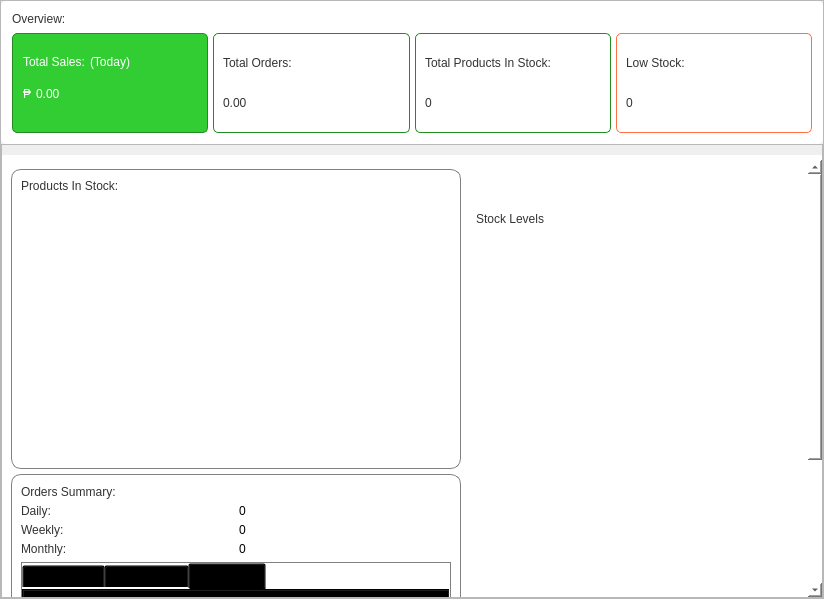
Kazu0210/Inventory-System, file app/src/ui/final_ui/dashboard.ui: the form before one commit.
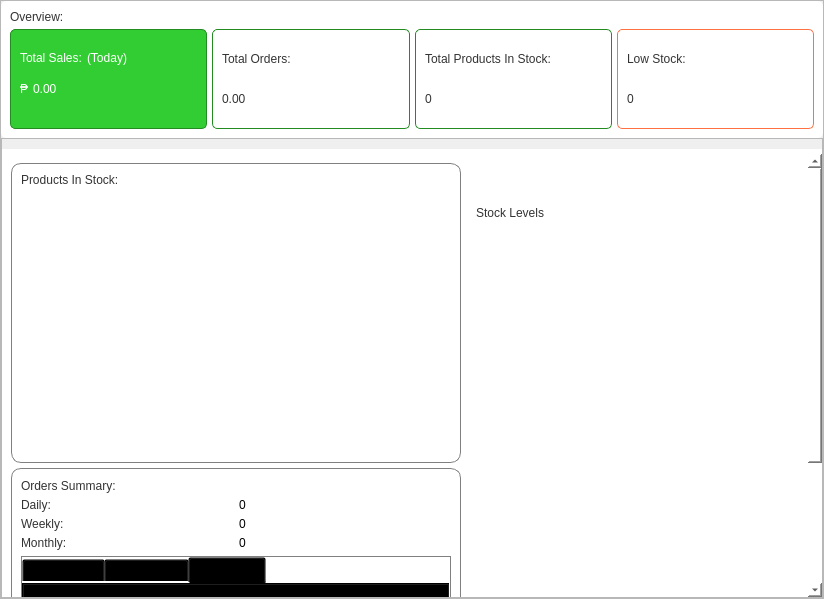
The form after the commit.

Commit message: removed the borders from the ui

The edit to the form file:
```diff
--- a/app/src/ui/final_ui/dashboard.ui
+++ b/app/src/ui/final_ui/dashboard.ui
@@ -80,6 +80,7 @@
 }
 *{
 background-color: transparent;
+border: none;
 }</string>
            </property>
            <property name="frameShape">
@@ -577,7 +578,7 @@
                <property name="geometry">
                 <rect>
                  <x>0</x>
-                 <y>-196</y>
+                 <y>0</y>
                  <width>803</width>
                  <height>623</height>
                 </rect>
@@ -737,7 +738,7 @@
                            <x>0</x>
                            <y>0</y>
                            <width>430</width>
-                           <height>256</height>
+                           <height>251</height>
                           </rect>
                          </property>
                         </widget>
```
The commit also changes 9955 other files.
